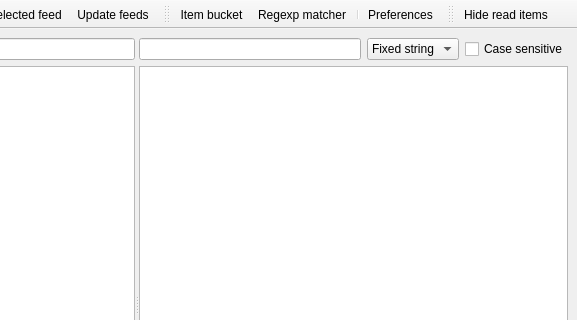
First picture: the form in src/plugins/aggregator/mainwindow.ui, repository 0xd34df00d/leechcraft, before the edit; both pictures show x 223 to 800 and y 0 to 320 of the 800 by 600 pixel window.
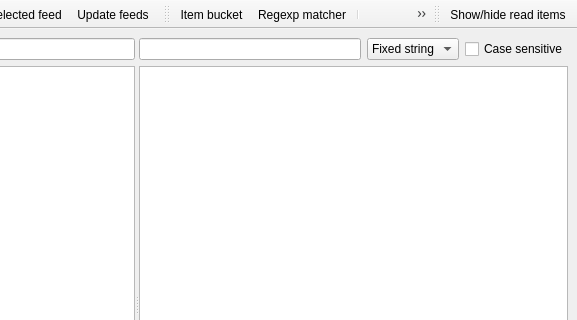
Second picture: the form after the edit. Icons and pictures are not drawn. Custom widgets are drawn as their Qt base class.

Patch:
```diff
--- a/src/plugins/aggregator/mainwindow.ui
+++ b/src/plugins/aggregator/mainwindow.ui
@@ -251,7 +251,7 @@
     <rect>
      <x>155</x>
      <y>0</y>
-     <width>215</width>
+     <width>180</width>
      <height>39</height>
     </rect>
    </property>
@@ -272,9 +272,9 @@
   <widget class="QToolBar" name="toolBar_3" >
    <property name="geometry" >
     <rect>
-     <x>370</x>
+     <x>335</x>
      <y>0</y>
-     <width>430</width>
+     <width>465</width>
      <height>39</height>
     </rect>
    </property>
@@ -369,7 +369,10 @@
     <bool>true</bool>
    </property>
    <property name="text" >
-    <string>Hide read items</string>
+    <string>Show/hide read items</string>
+   </property>
+   <property name="toolTip" >
+    <string>Show/hide read items</string>
    </property>
   </action>
  </widget>
```
Left out of the diff: 9 changed lines with no effect on the pictures.
